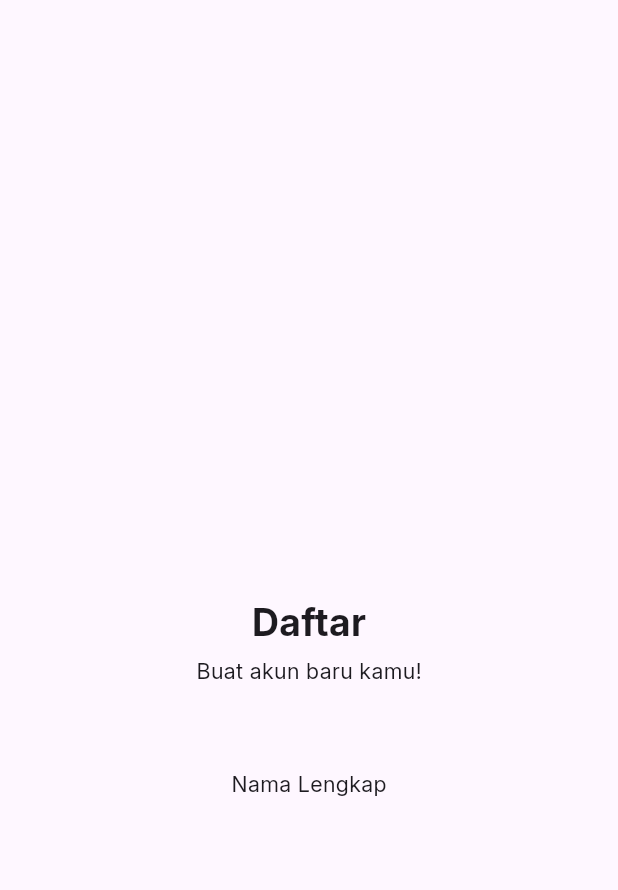
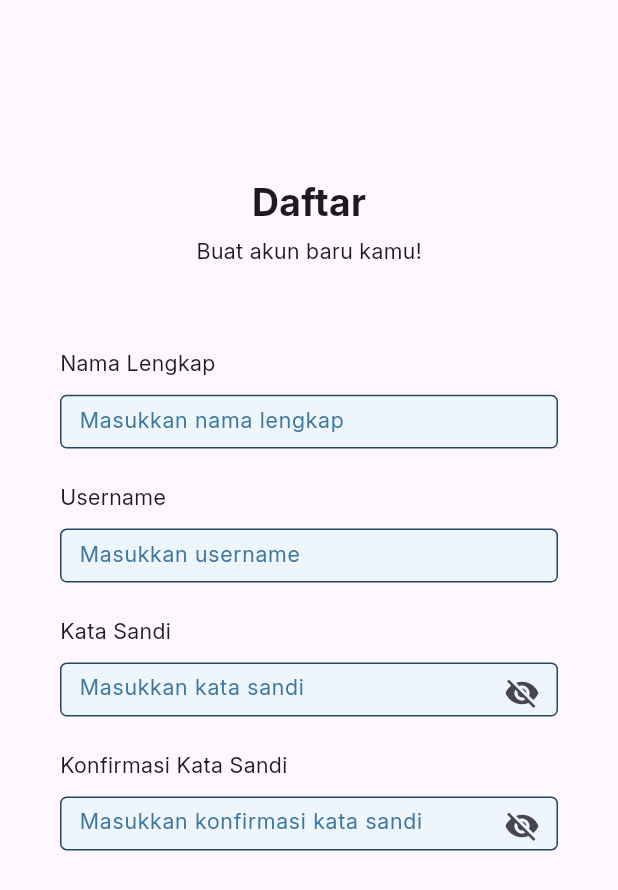
Before and after one commit to snopflake/my_basic_notes, a Flutter app: the screen it shows after launch, on a phone screen of 412 x 824 dp. Shown: the top 890 px of the screen. Run offline on Flutter 3.47's test engine with Material 3 defaults, Android fonts, the phone set to English and light mode, and no system bars; our stand-ins replace flutter_screenutil.

Commit message:
custom input field progress

```diff
--- a/lib/features/auth/presentation/login_page.dart
+++ b/lib/features/auth/presentation/login_page.dart
@@ -1,6 +1,8 @@
 import 'package:flutter/material.dart';
+import 'package:flutter/services.dart';
 import 'package:flutter_screenutil/flutter_screenutil.dart';
 import 'package:my_basic_notes/shared/app_text_styles.dart';
+import 'package:my_basic_notes/shared/widgets/input_field.dart';
 
 class LoginPage extends StatefulWidget{
 
@@ -10,10 +12,29 @@ class LoginPage extends StatefulWidget{
 
 class _LoginPageState extends State<LoginPage> {
 
+  //Controller
+  final TextEditingController namaLengkapController = TextEditingController();
+  final TextEditingController usernameController = TextEditingController();
+  final TextEditingController kataSandiController = TextEditingController();
+  final TextEditingController konfirmasiKataSandiController = TextEditingController();
+
+  //Dispose
+  @override
+  void dispose() {
+    namaLengkapController.dispose();
+    usernameController.dispose();
+    kataSandiController.dispose();
+    konfirmasiKataSandiController.dispose();
+    super.dispose();
+  }
+
+  //Build
   @override
   Widget build(BuildContext context) {
     return Scaffold(
-      body: Center(
+      body: SafeArea(
+        child: SingleChildScrollView(
+          padding: EdgeInsets.symmetric(horizontal: 40.w),
           child: Column(
             mainAxisAlignment: MainAxisAlignment.center,
             children: [
@@ -34,12 +55,34 @@ class _LoginPageState extends State<LoginPage> {
 
               SizedBox(height: 60.h,),
 
-            Text(
-              "Nama Lengkap",
-              style: AppTextStyles.baseRegular,
+              AppTextField(
+                label: "Nama Lengkap",
+                controller: namaLengkapController
               ),
 
-            SizedBox(height: 12.h,),
+              SizedBox(height: 24.h,),
+
+              AppTextField(
+                label: "Username",
+                controller: usernameController,
+              ),
+
+              SizedBox(height: 24.h,),
+
+              AppTextField(
+                label: "Kata Sandi",
+                controller: kataSandiController,
+                isPassword: true,
+              ),
+
+              SizedBox(height: 24.h,),
+
+              AppTextField(
+                label: "Konfirmasi Kata Sandi",
+                controller: konfirmasiKataSandiController,
+                isPassword: true,
+              ),
+
 
 
 
@@ -48,6 +91,7 @@ class _LoginPageState extends State<LoginPage> {
             ],
           ),
         ),
+      ),
     );
   }
 
--- /dev/null
+++ b/lib/shared/widgets/input_field.dart
@@ -0,0 +1,90 @@
+import 'package:flutter/material.dart';
+import 'package:flutter_screenutil/flutter_screenutil.dart';
+import 'package:my_basic_notes/shared/app_colors.dart';
+import 'package:my_basic_notes/shared/app_text_styles.dart';
+
+class AppTextField extends StatefulWidget {
+
+  final String label;
+  final TextEditingController controller;
+  final bool isPassword;
+  final TextInputType keyboardType;
+
+  const AppTextField({
+    super.key,
+    required this.label,
+    required this.controller,
+    this.isPassword = false,
+    this.keyboardType = TextInputType.text
+  });
+
+  @override
+  State<AppTextField> createState() => _AppTextFieldState();
+
+}
+
+class _AppTextFieldState extends State<AppTextField> {
+  bool _obscureText = true;
+
+  @override
+  Widget build(BuildContext context) {
+    return Column(
+      crossAxisAlignment: CrossAxisAlignment.start,
+      children: [
+
+        Text(
+          widget.label,
+          style: AppTextStyles.baseRegular
+        ),
+
+        SizedBox(height: 12.h),
+
+        SizedBox(
+          height: 40.h,
+          child: TextField(
+            controller: widget.controller,
+            keyboardType: widget.keyboardType,
+            obscureText: widget.isPassword ? _obscureText : false,
+            style: AppTextStyles.baseRegular.copyWith(color: AppColors.blue800),
+
+            decoration: InputDecoration(
+              contentPadding: EdgeInsets.all(10.w.h),
+              hintText: "Masukkan ${widget.label.toLowerCase()}",
+              hintStyle: AppTextStyles.baseRegular.copyWith(color: AppColors.blue700),
+              fillColor: AppColors.blue50,
+              filled: true,
+
+              enabledBorder: OutlineInputBorder(
+                borderRadius: BorderRadius.circular(5.dg),
+                borderSide: BorderSide(
+                  color: AppColors.blue900,
+                  width: 1.w,
+                )
+              ),
+
+              focusedBorder: OutlineInputBorder(
+                borderRadius: BorderRadius.circular(5.dg),
+                borderSide: BorderSide(
+                  color: AppColors.orange500,
+                  width: 1.5.w,
+                )
+              ),
+
+              suffixIcon: widget.isPassword ?
+                IconButton(
+                  onPressed: () {
+                    setState(() {
+                      _obscureText = !_obscureText;
+                    });
+                  },
+                  icon: Icon(
+                    _obscureText ? Icons.visibility_off : Icons.visibility
+                  ))
+                  : null,
+            ),
+          ),
+        ),
+      ],
+    );
+  }
+}
```
Lines whose indentation alone changed are shown as unchanged.
